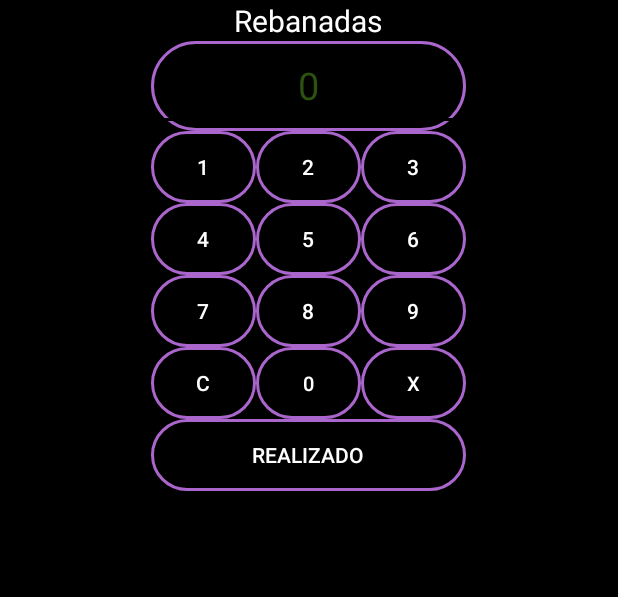
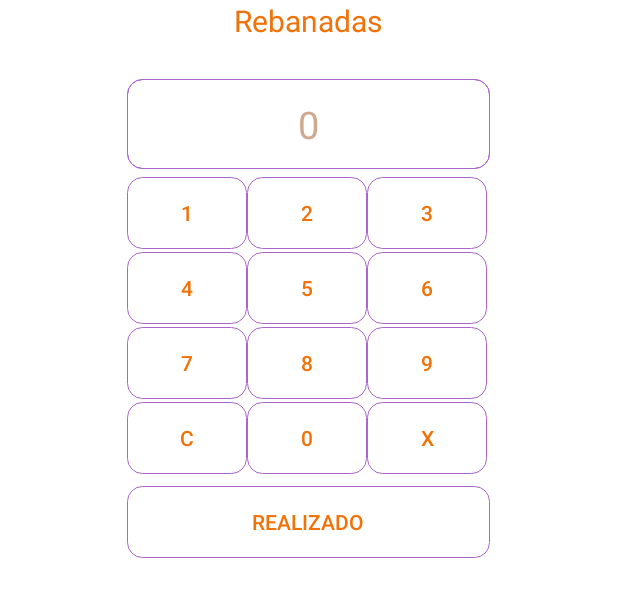
Before and after one commit to Eder-Villanueva/kokis, an Android app: the layout activity_rebanadas.xml on its own in the app's theme, with its tools: preview values and no code run, on a phone screen of 412 x 824 dp. Shown: the top 597 px of the screen. Run offline under Robolectric (Android 15) with nearby library versions, the phone set to English and light mode, and no system bars.

Commit message:
nueva actualización

```diff
--- a/app/build.gradle
+++ b/app/build.gradle
@@ -26,4 +26,5 @@ dependencies {
     testImplementation 'junit:junit:4.12'
     androidTestImplementation 'androidx.test.ext:junit:1.1.0'
     androidTestImplementation 'androidx.test.espresso:espresso-core:3.1.1'
+    implementation 'androidx.cardview:cardview:1.0.0'
 }
--- a/app/src/main/res/drawable/btn2.xml
+++ b/app/src/main/res/drawable/btn2.xml
@@ -1,7 +1,7 @@
 <?xml version="1.0" encoding="utf-8"?>
 <selector xmlns:android="http://schemas.android.com/apk/res/android">
 
-<item android:state_pressed="true" android:color="#5887" />
-    <item android:state_pressed="false" android:color="#ffff" />
+    <item android:state_pressed="true" android:color="#E2D4D4" />
+    <item android:state_pressed="false" android:color="#F07209" />
 
 </selector>
--- a/app/src/main/res/drawable/calc.xml
+++ b/app/src/main/res/drawable/calc.xml
@@ -1,9 +1,11 @@
 <?xml version="1.0" encoding="utf-8"?>
 
-    <shape xmlns:android="http://schemas.android.com/apk/res/android">
+    <shape xmlns:android="http://schemas.android.com/apk/res/android"
+    android:shape="rectangle"
+    >
 
-        <corners android:radius="50dp" />
-        <stroke android:width="3px"
+        <corners android:radius="10dp" />
+        <stroke android:width="1px"
             android:color="@android:color/holo_purple"
             />
 
--- a/app/src/main/res/layout/activity_calculadora.xml
+++ b/app/src/main/res/layout/activity_calculadora.xml
@@ -6,8 +6,7 @@
     android:layout_height="match_parent"
     android:orientation="vertical"
 
-    android:background="#000000"
-    tools:context=".calculadora">
+    android:background="#FFFF" >
 
 
     <TableLayout
@@ -24,7 +23,7 @@
             android:gravity="center"/>
         <EditText
             android:textColor="#fff"
-            android:textColorHint="#FFF"
+            android:textColorHint="#CEA98F"
             android:hint="0"
             android:numeric="decimal"
             android:id="@+id/contcalc"
--- a/app/src/main/res/layout/activity_rebanadas.xml
+++ b/app/src/main/res/layout/activity_rebanadas.xml
@@ -1,75 +1,76 @@
 <?xml version="1.0" encoding="utf-8"?>
 <LinearLayout xmlns:android="http://schemas.android.com/apk/res/android"
-    xmlns:app="http://schemas.android.com/apk/res-auto"
-    xmlns:tools="http://schemas.android.com/tools"
      android:layout_width="match_parent"
     android:layout_height="match_parent"
-    android:background="#000000"
-    android:orientation="vertical"
-    tools:context=".rebanadas">
+    android:background="#FFFF"
+    android:orientation="vertical" >
 
     <TableLayout
-        android:layout_width="wrap_content"
+        android:layout_width="242dp"
         android:layout_height="wrap_content"
         android:layout_gravity="center">
 
         <TextView
-
             android:layout_width="match_parent"
             android:layout_height="wrap_content"
             android:gravity="center"
             android:text="Rebanadas"
-            android:textColor="#fff"
+            android:textColor="@drawable/btn2"
             android:textSize="20dp" />
+
         <LinearLayout
+            android:layout_marginTop="25dp"
 
-            android:textColor="@drawable/btn2"
             android:background="@drawable/calc"
-            >
+            android:textColor="@drawable/btn2">
+
             <EditText
-            android:textAlignment="center"
+
                 android:id="@+id/conte"
                 style="@android:style/Widget.DeviceDefault.EditText"
                 android:layout_width="match_parent"
                 android:layout_height="60dp"
+                android:background="@drawable/calc"
                 android:editable="false"
                 android:hint="0"
                 android:text=""
-            android:textColor="#fff"
-            android:textColorHint="#2D510F"
+                android:textAlignment="center"
+                android:textColor="#000"
+                android:textColorHint="#CEA98F"
                 android:textSize="25dp" />
         </LinearLayout>
 
         <LinearLayout
             android:layout_width="match_parent"
             android:layout_height="0dp"
+            android:layout_marginTop="5dp"
             android:layout_weight="0.05">
 
             <Button
 
-                android:textColor="@drawable/btn2"
+                android:id="@+id/uno"
+                android:layout_width="80dp"
+                android:layout_height="wrap_content"
                 android:background="@drawable/calc"
-                android:id="@+id/uno"
-                android:layout_width="70dp"
-                android:layout_height="wrap_content"
                 android:onClick="onClick"
-                android:text="1" />
+                android:text="1"
+                android:textColor="@drawable/btn2" />
 
             <Button
-                android:textColor="@drawable/btn2"
+                android:id="@+id/dos"
+                android:layout_width="80dp"
+                android:layout_height="wrap_content"
                 android:background="@drawable/calc"
-                android:id="@+id/dos"
-                android:layout_width="70dp"
-                android:layout_height="wrap_content"
-                android:text="2" />
+                android:text="2"
+                android:textColor="@drawable/btn2" />
 
             <Button
-                android:textColor="@drawable/btn2"
+                android:id="@+id/tres"
+                android:layout_width="80dp"
+                android:layout_height="wrap_content"
                 android:background="@drawable/calc"
-                android:id="@+id/tres"
-                android:layout_width="70dp"
-                android:layout_height="wrap_content"
-                android:text="3" />
+                android:text="3"
+                android:textColor="@drawable/btn2" />
 
 
         </LinearLayout>
@@ -77,107 +78,104 @@
         <LinearLayout
             android:layout_width="match_parent"
             android:layout_height="0dp"
+            android:layout_marginTop="2dp"
             android:layout_weight="0.05">
 
             <Button
-                android:textColor="@drawable/btn2"
+                android:id="@+id/cuatro"
+                android:layout_width="80dp"
+                android:layout_height="wrap_content"
                 android:background="@drawable/calc"
-                android:id="@+id/cuatro"
-                android:layout_width="70dp"
-                android:layout_height="wrap_content"
-                android:text="4" />
+                android:text="4"
+                android:textColor="@drawable/btn2" />
 
             <Button
-                android:textColor="@drawable/btn2"
+                android:id="@+id/cinco"
+                android:layout_width="80dp"
+                android:layout_height="wrap_content"
                 android:background="@drawable/calc"
-                android:id="@+id/cinco"
-                android:layout_width="70dp"
-                android:layout_height="wrap_content"
-                android:text="5" />
+                android:text="5"
+                android:textColor="@drawable/btn2" />
 
             <Button
-                android:textColor="@drawable/btn2"
+                android:id="@+id/seis"
+                android:layout_width="80dp"
+                android:layout_height="wrap_content"
                 android:background="@drawable/calc"
-                android:id="@+id/seis"
-                android:layout_width="70dp"
-                android:layout_height="wrap_content"
-                android:text="6" />
+                android:text="6"
+                android:textColor="@drawable/btn2" />
 
 
         </LinearLayout>
 
-        <LinearLayout
-
-            >
+        <LinearLayout android:layout_marginTop="2dp">
 
 
             <Button
-                android:textColor="@drawable/btn2"
+                android:id="@+id/siete"
+                android:layout_width="80dp"
+                android:layout_height="wrap_content"
                 android:background="@drawable/calc"
-                android:id="@+id/siete"
-                android:layout_width="70dp"
-                android:layout_height="wrap_content"
-                android:text="7" />
+                android:text="7"
+                android:textColor="@drawable/btn2" />
 
             <Button
-                android:textColor="@drawable/btn2"
+                android:id="@+id/ocho"
+                android:layout_width="80dp"
+                android:layout_height="wrap_content"
                 android:background="@drawable/calc"
-                android:id="@+id/ocho"
-                android:layout_width="70dp"
+                android:text="8"
+                android:textColor="@drawable/btn2" />
+
+            <Button
+                android:id="@+id/nueve"
+                android:layout_width="80dp"
                 android:layout_height="wrap_content"
-                android:text="8" />
-
-            <Button android:textColor="@drawable/btn2"
                 android:background="@drawable/calc"
-                android:id="@+id/nueve"
-                android:layout_width="70dp"
-                android:layout_height="wrap_content"
-                android:text="9" />
+                android:text="9"
+                android:textColor="@drawable/btn2" />
 
 
         </LinearLayout>
 
-        <LinearLayout
-
-            >
+        <LinearLayout android:layout_marginTop="2dp">
 
             <Button
-                android:textColor="@drawable/btn2"
+                android:id="@+id/clean"
+                android:layout_width="80dp"
+                android:layout_height="wrap_content"
                 android:background="@drawable/calc"
-                android:id="@+id/clean"
-                android:layout_width="70dp"
-                android:layout_height="wrap_content"
-                android:text="C" />
+                android:text="C"
+                android:textColor="@drawable/btn2" />
 
 
             <Button
-                android:textColor="@drawable/btn2"
+                android:id="@+id/cero"
+                android:layout_width="80dp"
+                android:layout_height="wrap_content"
                 android:background="@drawable/calc"
-                android:id="@+id/cero"
-                android:layout_width="70dp"
-                android:layout_height="wrap_content"
                 android:text="0"
-                android:textSize="13dp" />
+                android:textColor="@drawable/btn2" />
 
             <Button
                 android:id="@+id/delete"
-                android:layout_width="70dp"
+                android:layout_width="80dp"
                 android:layout_height="wrap_content"
+                android:background="@drawable/calc"
                 android:text="x"
-                android:textSize="13dp"
-                android:textColor="@drawable/btn2"
-                android:background="@drawable/calc"/>
+                android:textColor="@drawable/btn2" />
 
 
         </LinearLayout>
 
         <Button
-            android:textColor="@drawable/btn2"
-            android:background="@drawable/calc"
             android:id="@+id/btCancelar"
             android:layout_width="match_parent"
             android:layout_height="wrap_content"
-            android:text="realizado">
+            android:layout_marginTop="8dp"
+            android:background="@drawable/calc"
+            android:text="realizado"
+            android:textColor="@drawable/btn2">
 
         </Button>
 
--- a/app/src/main/res/values/colors.xml
+++ b/app/src/main/res/values/colors.xml
@@ -1,6 +1,7 @@
 <?xml version="1.0" encoding="utf-8"?>
 <resources>
-    <color name="colorPrimary">#160085</color>
+    <color name="colorPrimary">#E8D2A0</color>
     <color name="colorPrimaryDark">#000</color>
+    <color name="white">#FFFF</color>
     <color name="colorAccent"></color>
 </resources>
--- a/app/src/main/res/values/strings.xml
+++ b/app/src/main/res/values/strings.xml
@@ -6,12 +6,9 @@
     <string name="grande">Grande</string>
     <string name="familiar">Familiar</string>
     <string name="cuadrada">Cuadrada</string>
-
-
     <string name="ing">Ing Ext</string>
     <string name="ref">Refresco</string>
     <string name="re">Relleno</string>
-
     <string name="calcu">calc.</string>
     <string name="reb">rebanadas</string>
 
--- a/app/src/main/res/values/styles.xml
+++ b/app/src/main/res/values/styles.xml
@@ -1,11 +1,19 @@
 <resources>
 
     <!-- Base application theme. -->
-    <style name="AppTheme" parent="Theme.AppCompat.Light.DarkActionBar">
+    <style name="AppTheme" parent="Theme.AppCompat.Light.NoActionBar">
         <!-- Customize your theme here. -->
         <item name="colorPrimary">@color/colorPrimary</item>
         <item name="colorPrimaryDark">@color/colorPrimaryDark</item>
         <item name="colorAccent">@color/colorAccent</item>
     </style>
 
+    <style name="splash" parent="Theme.AppCompat.NoActionBar">
+
+        <item name="android:windowBackground">@drawable/slash</item>
+    </style>
+
+
+
+
 </resources>
```
Also changed, not shown: app/src/main/AndroidManifest.xml (+5 -4 lines), app/src/main/java/com/example/kokis/calcular.java (renamed from app/src/main/java/com/example/kokis/MainActivity.java, +145 -38 lines), app/src/main/res/drawable/btn.xml (+5 -2 lines), app/src/main/res/layout/activity_main.xml (+10 -6 lines), app/src/main/res/layout/modificar.xml (+16 -1 lines), app/src/main/res/menu/menu.xml (deleted, +0 -13 lines), app/src/main/res/menu/overflow.xml (added, +19 -0 lines). Lines whose indentation alone changed are shown as unchanged.
